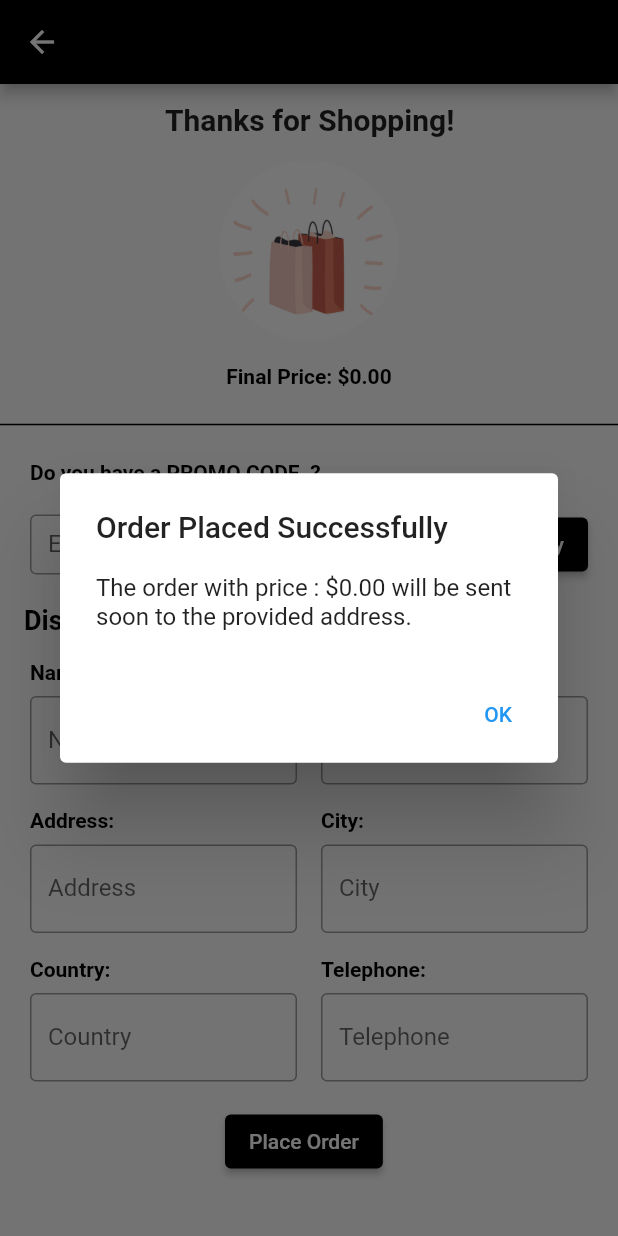
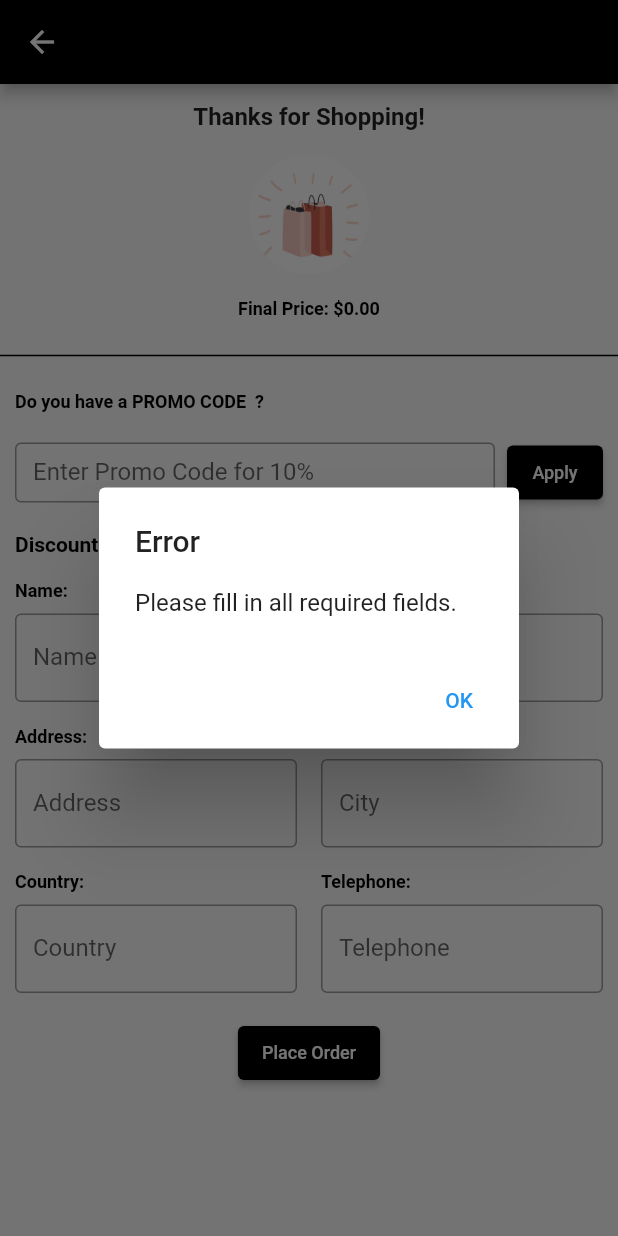
Before and after one commit to SherineHarake/MobileProject1, a Flutter app: the Checkout screen opened directly with empty values, after a tap on "Apply", after a tap on "Place Order", on a phone screen of 412 x 824 dp. Run offline on Flutter 3.47's test engine with Material 2 defaults, Android fonts, the phone set to English and light mode, and no system bars; our stand-ins replace carousel_slider.

Commit message:
first commit

```diff
--- a/lib/checkout.dart
+++ b/lib/checkout.dart
@@ -16,13 +16,23 @@ class _CheckoutState extends State<Checkout> {
   double discountedPrice = 0.0;
   bool promoCodeApplied = false;
 
+
+  String name = '';
+  String email = '';
+  String address = '';
+  String city = '';
+  String country = '';
+  String telephone = '';
+
   void applyPromoCode() {
     setState(() {
       promoCodeApplied = true;
       discountedPrice = widget.finalPrice * (1 - discount);
     });
   }
+
   void placeOrder(BuildContext context) {
+    if (validateInputs()) {
       double orderPrice = promoCodeApplied ? discountedPrice : widget.finalPrice;
 
       showDialog(
@@ -34,7 +44,7 @@ class _CheckoutState extends State<Checkout> {
             actions: <Widget>[
               TextButton(
                 onPressed: () {
-                Navigator.of(context).pop(); // Close the dialog
+                  Navigator.of(context).pop();
                 },
                 child: Text("OK"),
               ),
@@ -42,6 +52,34 @@ class _CheckoutState extends State<Checkout> {
           );
         },
       );
+    } else {
+      showDialog(
+        context: context,
+        builder: (BuildContext context) {
+          return AlertDialog(
+            title: Text("Error"),
+            content: Text("Please fill in all required fields."),
+            actions: <Widget>[
+              TextButton(
+                onPressed: () {
+                  Navigator.of(context).pop();
+                },
+                child: Text("OK"),
+              ),
+            ],
+          );
+        },
+      );
+    }
+  }
+
+  bool validateInputs() {
+    return name.isNotEmpty &&
+        email.isNotEmpty &&
+        address.isNotEmpty &&
+        city.isNotEmpty &&
+        country.isNotEmpty &&
+        telephone.isNotEmpty;
   }
 
   @override
@@ -54,13 +92,15 @@ class _CheckoutState extends State<Checkout> {
         child: Column(
           crossAxisAlignment: CrossAxisAlignment.start,
           children: [
-            Padding(
-              padding: EdgeInsets.only(left: 110.0, top: 12.0),
+            Center(
+              child: Padding(
+                padding: EdgeInsets.only(top: 12.0),
                 child: Text(
                   'Thanks for Shopping!',
                   style: TextStyle(
-                  fontSize: 20,
+                    fontSize: MediaQuery.of(context).size.width > 600 ? 20 : 16,
                     fontWeight: FontWeight.bold,
+                  ),
                 ),
               ),
             ),
@@ -69,8 +109,8 @@ class _CheckoutState extends State<Checkout> {
               child: ClipOval(
                 child: Image.asset(
                   "assets/bag.jpg",
-                  width: 120.0,
-                  height: 120.0,
+                  width: MediaQuery.of(context).size.width > 600 ? 120.0 : 80.0,
+                  height: MediaQuery.of(context).size.width > 600 ? 120.0 : 80.0,
                   fit: BoxFit.cover,
                 ),
               ),
@@ -80,7 +120,7 @@ class _CheckoutState extends State<Checkout> {
               child: Text(
                 'Final Price: \$${widget.finalPrice.toStringAsFixed(2)}',
                 style: TextStyle(
-                  fontSize: 14,
+                  fontSize: MediaQuery.of(context).size.width > 600 ? 14 : 12,
                   color: Colors.black,
                   fontWeight: FontWeight.bold,
                 ),
@@ -93,14 +133,14 @@ class _CheckoutState extends State<Checkout> {
             ),
             SizedBox(height: 16.0),
             Padding(
-              padding: EdgeInsets.symmetric(horizontal: 20),
+              padding: EdgeInsets.symmetric(horizontal: MediaQuery.of(context).size.width > 600 ? 20 : 10),
               child: Column(
                 crossAxisAlignment: CrossAxisAlignment.start,
                 children: [
                   Text(
                     'Do you have a PROMO CODE  ? ',
                     style: TextStyle(
-                      fontSize: 14,
+                      fontSize: MediaQuery.of(context).size.width > 600 ? 14 : 12,
                       fontWeight: FontWeight.bold,
                       color: Colors.black,
                     ),
@@ -113,6 +153,7 @@ class _CheckoutState extends State<Checkout> {
                           width: double.infinity,
                           height: 40.0,
                           child: TextField(
+                            onChanged: (value) => name = value,
                             decoration: InputDecoration(
                               border: OutlineInputBorder(),
                               labelText: 'Enter Promo Code for 10% ',
@@ -129,7 +170,7 @@ class _CheckoutState extends State<Checkout> {
                         child: Text(
                           'Apply',
                           style: TextStyle(
-                            fontSize: 14.0,
+                            fontSize: MediaQuery.of(context).size.width > 600 ? 14.0 : 12.0,
                             color: Colors.white,
                           ),
                         ),
@@ -143,13 +184,15 @@ class _CheckoutState extends State<Checkout> {
               Column(
                 crossAxisAlignment: CrossAxisAlignment.start,
                 children: [
+                  // ... (unchanged code)
+
                   SizedBox(height: 16.0),
                   Padding(
-                    padding: EdgeInsets.only(left: 16.0),
+                    padding: EdgeInsets.only(left: MediaQuery.of(context).size.width > 600 ? 16.0 : 10.0),
                     child: Text(
                       'Discounted Price: \$${discountedPrice.toStringAsFixed(2)}',
                       style: TextStyle(
-                        fontSize: 18,
+                        fontSize: MediaQuery.of(context).size.width > 600 ? 18 : 14,
                         color: Colors.black,
                         fontWeight: FontWeight.bold,
                       ),
@@ -159,7 +202,7 @@ class _CheckoutState extends State<Checkout> {
               ),
             SizedBox(height: 16.0),
             Padding(
-              padding: EdgeInsets.symmetric(horizontal: 20),
+              padding: EdgeInsets.symmetric(horizontal: MediaQuery.of(context).size.width > 600 ? 20 : 10),
               child: Column(
                 crossAxisAlignment: CrossAxisAlignment.start,
                 children: [
@@ -172,13 +215,14 @@ class _CheckoutState extends State<Checkout> {
                             Text(
                               'Name: ',
                               style: TextStyle(
-                                fontSize: 14,
+                                fontSize: MediaQuery.of(context).size.width > 600 ? 14 : 12,
                                 fontWeight: FontWeight.bold,
                                 color: Colors.black,
                               ),
                             ),
                             SizedBox(height: 8.0),
                             TextField(
+                              onChanged: (value) => name = value,
                               decoration: InputDecoration(
                                 border: OutlineInputBorder(),
                                 labelText: 'Name',
@@ -195,13 +239,14 @@ class _CheckoutState extends State<Checkout> {
                             Text(
                               'Email: ',
                               style: TextStyle(
-                                fontSize: 14,
+                                fontSize: MediaQuery.of(context).size.width > 600 ? 14 : 12,
                                 fontWeight: FontWeight.bold,
                                 color: Colors.black,
                               ),
                             ),
                             SizedBox(height: 8.0),
                             TextField(
+                              onChanged: (value) => email = value,
                               decoration: InputDecoration(
                                 border: OutlineInputBorder(),
                                 labelText: 'Email',
@@ -222,13 +267,14 @@ class _CheckoutState extends State<Checkout> {
                             Text(
                               'Address: ',
                               style: TextStyle(
-                                fontSize: 14,
+                                fontSize: MediaQuery.of(context).size.width > 600 ? 14 : 12,
                                 fontWeight: FontWeight.bold,
                                 color: Colors.black,
                               ),
                             ),
                             SizedBox(height: 8.0),
                             TextField(
+                              onChanged: (value) => address = value,
                               decoration: InputDecoration(
                                 border: OutlineInputBorder(),
                                 labelText: 'Address',
@@ -245,13 +291,14 @@ class _CheckoutState extends State<Checkout> {
                             Text(
                               'City: ',
                               style: TextStyle(
-                                fontSize: 14,
+                                fontSize: MediaQuery.of(context).size.width > 600 ? 14 : 12,
                                 fontWeight: FontWeight.bold,
                                 color: Colors.black,
                               ),
                             ),
                             SizedBox(height: 8.0),
                             TextField(
+                              onChanged: (value) => city = value,
                               decoration: InputDecoration(
                                 border: OutlineInputBorder(),
                                 labelText: 'City',
@@ -272,13 +319,14 @@ class _CheckoutState extends State<Checkout> {
                             Text(
                               'Country: ',
                               style: TextStyle(
-                                fontSize: 14,
+                                fontSize: MediaQuery.of(context).size.width > 600 ? 14 : 12,
                                 fontWeight: FontWeight.bold,
                                 color: Colors.black,
                               ),
                             ),
                             SizedBox(height: 8.0),
                             TextField(
+                              onChanged: (value) => country = value,
                               decoration: InputDecoration(
                                 border: OutlineInputBorder(),
                                 labelText: 'Country',
@@ -295,13 +343,14 @@ class _CheckoutState extends State<Checkout> {
                             Text(
                               'Telephone: ',
                               style: TextStyle(
-                                fontSize: 14,
+                                fontSize: MediaQuery.of(context).size.width > 600 ? 14 : 12,
                                 fontWeight: FontWeight.bold,
                                 color: Colors.black,
                               ),
                             ),
                             SizedBox(height: 8.0),
                             TextField(
+                              onChanged: (value) => telephone = value,
                               decoration: InputDecoration(
                                 border: OutlineInputBorder(),
                                 labelText: 'Telephone',
@@ -311,13 +360,9 @@ class _CheckoutState extends State<Checkout> {
                         ),
                       ),
                     ],
-
                   ),
                   SizedBox(height: 16.0),
-                  Padding(
-                    padding: EdgeInsets.only(top: 0.0, left: 30.0),
-                      child: Padding(
-                        padding: EdgeInsets.symmetric(horizontal: 100),
+                  Center(
                     child: ElevatedButton(
                       onPressed: () => placeOrder(context),
                       style: ElevatedButton.styleFrom(
@@ -326,9 +371,8 @@ class _CheckoutState extends State<Checkout> {
                       child: Text(
                         'Place Order',
                         style: TextStyle(
-                              fontSize: 14.0,
+                          fontSize: MediaQuery.of(context).size.width > 600 ? 14.0 : 12.0,
                           color: Colors.white,
-                            ),
                         ),
                       ),
                     ),
```
Also changed, not shown: lib/appearance.dart (+12 -5 lines), lib/home.dart (+19 -17 lines). Lines whose indentation alone changed are shown as unchanged.
